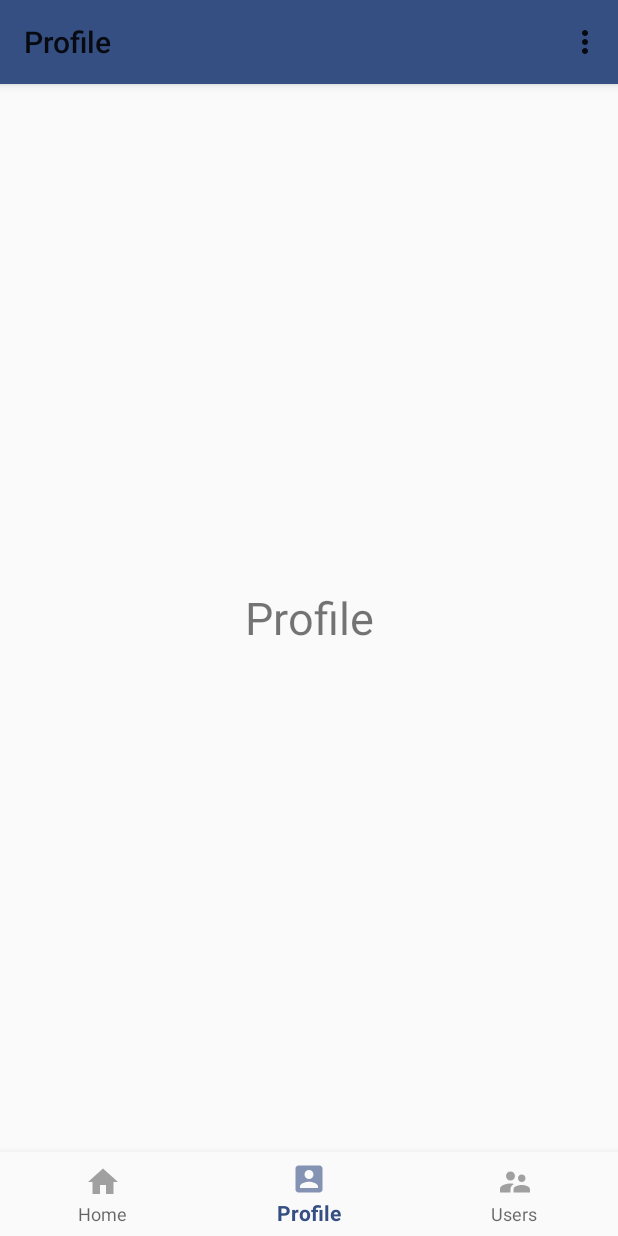
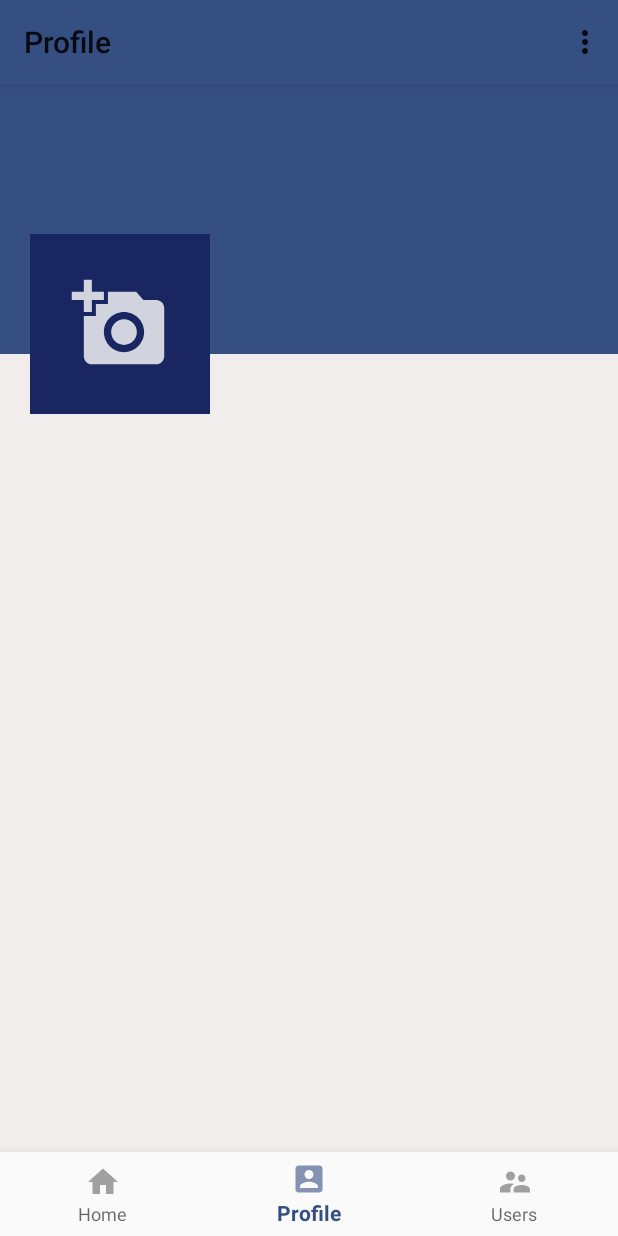
Before and after one commit to Sparrow1001/TifigoSocialMedia, an Android app: the screen it shows after launch once a user with an empty profile is signed in (DashboardActivity), item 2 of the bottom bar chosen, on a phone screen of 412 x 824 dp. Run offline under Robolectric (Android 15) with nearby library versions, the phone set to English and light mode, and no system bars; our stand-ins replace Firebase (no records; nobody signed in at launch, a user with empty details on screens opened directly), Picasso.

Commit message:
Add user profile

```diff
--- a/app/src/main/java/com/example/tifigosocialmedia/Fragments/ProfileFragment.java
+++ b/app/src/main/java/com/example/tifigosocialmedia/Fragments/ProfileFragment.java
@@ -2,22 +2,92 @@ package com.example.tifigosocialmedia.Fragments;
 
 import android.os.Bundle;
 
+import androidx.annotation.NonNull;
 import androidx.fragment.app.Fragment;
 
 import android.view.LayoutInflater;
 import android.view.View;
 import android.view.ViewGroup;
+import android.widget.ImageView;
+import android.widget.TextView;
 
 import com.example.tifigosocialmedia.R;
+import com.google.firebase.auth.FirebaseAuth;
+import com.google.firebase.auth.FirebaseUser;
+import com.google.firebase.database.DataSnapshot;
+import com.google.firebase.database.DatabaseError;
+import com.google.firebase.database.DatabaseReference;
+import com.google.firebase.database.FirebaseDatabase;
+import com.google.firebase.database.Query;
+import com.google.firebase.database.ValueEventListener;
+import com.squareup.picasso.Picasso;
 
 
 public class ProfileFragment extends Fragment {
 
+    FirebaseAuth firebaseAuth;
+    FirebaseUser user;
+    FirebaseDatabase firebaseDatabase;
+    DatabaseReference databaseReference;
+
+    ImageView avatarIv;
+    TextView nameTv, emailTv, phoneTv;
+
+
+    public ProfileFragment() {
+    }
 
     @Override
     public View onCreateView(LayoutInflater inflater, ViewGroup container,
                              Bundle savedInstanceState) {
-        // Inflate the layout for this fragment
-        return inflater.inflate(R.layout.fragment_profile, container, false);
+
+        View view = inflater.inflate(R.layout.fragment_profile, container, false);
+
+        firebaseAuth = FirebaseAuth.getInstance();
+        user = firebaseAuth.getCurrentUser();
+        firebaseDatabase = FirebaseDatabase.getInstance();
+        databaseReference = firebaseDatabase.getReference("Users");
+
+        avatarIv = view.findViewById(R.id.avatarIv);
+        nameTv = view.findViewById(R.id.nameTv);
+        emailTv = view.findViewById(R.id.emailTv);
+        phoneTv = view.findViewById(R.id.phoneTv);
+
+
+        Query query = databaseReference.orderByChild("email").equalTo(user.getEmail());
+        query.addValueEventListener(new ValueEventListener() {
+            @Override
+            public void onDataChange(@NonNull DataSnapshot dataSnapshot) {
+
+                for (DataSnapshot ds : dataSnapshot.getChildren()){
+                    String name = ""+ds.child("name").getValue();
+                    String email = ""+ds.child("email").getValue();
+                    String phone = ""+ds.child("phone").getValue();
+                    String image = ""+ds.child("image").getValue();
+
+                    nameTv.setText(name);
+                    emailTv.setText(email);
+                    phoneTv.setText(phone);
+
+                    try {
+                        Picasso.get().load(image).into(avatarIv);
+
+                    }catch (Exception e){
+                        Picasso.get().load(R.drawable.ic_add_image).into(avatarIv);
+
+                    }
+                }
+
+
+            }
+
+            @Override
+            public void onCancelled(@NonNull DatabaseError error) {
+
+            }
+        });
+
+
+        return view;
     }
 }
--- a/app/src/main/java/com/example/tifigosocialmedia/LoginActivity.java
+++ b/app/src/main/java/com/example/tifigosocialmedia/LoginActivity.java
@@ -251,6 +251,8 @@ public class LoginActivity extends AppCompatActivity {
                             // Sign in success, update UI with the signed-in user's information
                             FirebaseUser user = mAuth.getCurrentUser();
 
+                            if (task.getResult().getAdditionalUserInfo().isNewUser()){
+                                assert user != null;
                                 String email = user.getEmail();
                                 String uid = user.getUid();
 
@@ -265,6 +267,8 @@ public class LoginActivity extends AppCompatActivity {
                                 DatabaseReference reference = database.getReference("Users");
 
                                 reference.child(uid).setValue(hashMap);
+                            }
+
 
                             Toast.makeText(LoginActivity.this, ""+user.getEmail(), Toast.LENGTH_SHORT).show();
                             startActivity(new Intent(LoginActivity.this, DashboardActivity.class));
--- /dev/null
+++ b/app/src/main/res/drawable-anydpi/ic_add_image.xml
@@ -0,0 +1,16 @@
+<vector xmlns:android="http://schemas.android.com/apk/res/android"
+    android:width="24dp"
+    android:height="24dp"
+    android:viewportWidth="24"
+    android:viewportHeight="24"
+    android:tint="#FFFFFF"
+    android:alpha="0.8">
+  <group android:scaleX="0.5882353"
+      android:scaleY="0.5882353"
+      android:translateX="4.9411764"
+      android:translateY="4.9411764">
+    <path
+        android:fillColor="@android:color/white"
+        android:pathData="M3,4V1h2v3h3v2H5v3H3V6H0V4H3zM6,10V7h3V4h7l1.83,2H21c1.1,0 2,0.9 2,2v12c0,1.1 -0.9,2 -2,2H5c-1.1,0 -2,-0.9 -2,-2V10H6zM13,19c2.76,0 5,-2.24 5,-5s-2.24,-5 -5,-5s-5,2.24 -5,5S10.24,19 13,19zM9.8,14c0,1.77 1.43,3.2 3.2,3.2s3.2,-1.43 3.2,-3.2s-1.43,-3.2 -3.2,-3.2S9.8,12.23 9.8,14z"/>
+  </group>
+</vector>
--- a/app/src/main/res/layout/fragment_profile.xml
+++ b/app/src/main/res/layout/fragment_profile.xml
@@ -1,16 +1,68 @@
 <?xml version="1.0" encoding="utf-8"?>
-<FrameLayout xmlns:android="http://schemas.android.com/apk/res/android"
+<ScrollView xmlns:android="http://schemas.android.com/apk/res/android"
     xmlns:tools="http://schemas.android.com/tools"
     android:layout_width="match_parent"
     android:layout_height="match_parent"
+    android:background="#F1EDED"
     tools:context=".Fragments.ProfileFragment">
 
-    <TextView
+    <RelativeLayout
         android:layout_width="match_parent"
-        android:layout_height="match_parent"
-        android:textAlignment="center"
-        android:textSize="30sp"
-        android:gravity="center"
-        android:text="Profile" />
+        android:layout_height="wrap_content">
 
-</FrameLayout>
+        <RelativeLayout
+            android:layout_width="match_parent"
+            android:layout_height="180dp"
+            android:background="#354F83">
+        </RelativeLayout>
+
+        <LinearLayout
+            android:layout_width="match_parent"
+            android:layout_height="120dp"
+            android:orientation="horizontal"
+            android:layout_marginTop="100dp">
+
+            <ImageView
+                android:id="@+id/avatarIv"
+                android:layout_marginStart="20dp"
+                android:background="#1A2661"
+                android:padding="5dp"
+                android:src="@drawable/ic_add_image"
+                android:layout_width="120dp"
+                android:layout_height="120dp"/>
+
+            <LinearLayout
+                android:layout_width="match_parent"
+                android:layout_height="wrap_content"
+                android:orientation="vertical">
+
+                <TextView
+                    android:id="@+id/nameTv"
+                    android:layout_width="match_parent"
+                    android:layout_height="wrap_content"
+                    android:textColor="@color/white"
+                    android:layout_marginStart="5dp"
+                    android:layout_marginTop="5dp"
+                    android:textSize="25sp" />
+
+                <TextView
+                    android:id="@+id/emailTv"
+                    android:layout_width="match_parent"
+                    android:layout_height="wrap_content"
+                    android:textColor="@color/white"
+                    android:layout_marginStart="5dp" />
+
+                <TextView
+                    android:id="@+id/phoneTv"
+                    android:layout_width="match_parent"
+                    android:layout_height="wrap_content"
+                    android:textColor="@color/white"
+                    android:layout_marginStart="5dp" />
+
+            </LinearLayout>
+
+        </LinearLayout>
+
+    </RelativeLayout>
+
+</ScrollView>
--- a/app/src/main/res/values/styles.xml
+++ b/app/src/main/res/values/styles.xml
@@ -6,6 +6,7 @@
         <item name="colorPrimary">#354F83</item>
         <item name="colorPrimaryDark">#1A2661</item>
         <item name="colorAccent">#111</item>
+
     </style>
 
     <style name="MenuStyle" parent="Theme.AppCompat.Light">
```
Lines whose indentation alone changed are shown as unchanged.
